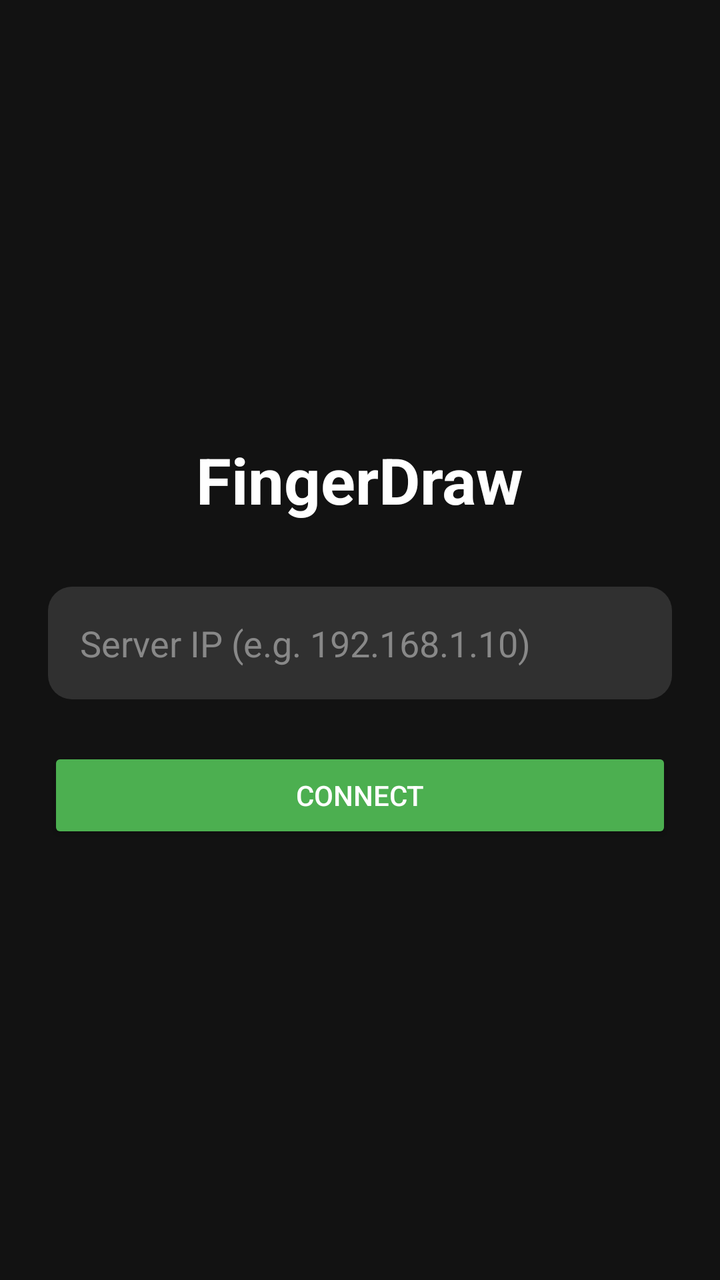
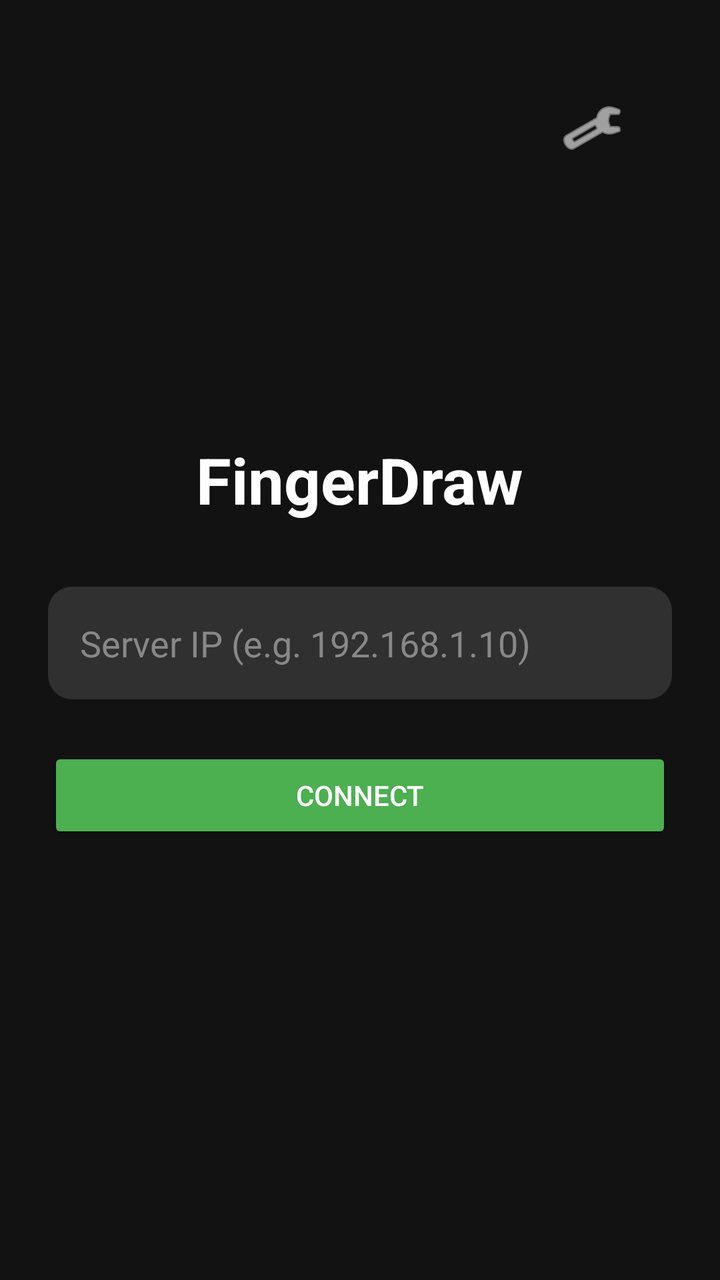

Compare the two renders of this Android layout. The source of the first and the diff that turns it into the second are given below.
<!-- AndroidManifest.xml: application theme Theme.AppCompat.Light.NoActionBar -->
<!-- res/layout/activity_connect.xml -->
<?xml version="1.0" encoding="utf-8"?>
<androidx.constraintlayout.widget.ConstraintLayout xmlns:android="http://schemas.android.com/apk/res/android"
    xmlns:app="http://schemas.android.com/apk/res-auto"
    android:layout_width="match_parent"
    android:layout_height="match_parent"
    android:background="#121212"
    android:padding="24dp">

    <TextView
        android:id="@+id/tvTitle"
        android:layout_width="wrap_content"
        android:layout_height="wrap_content"
        android:text="FingerDraw"
        android:textColor="#FFFFFF"
        android:textSize="32sp"
        android:textStyle="bold"
        app:layout_constraintBottom_toTopOf="@+id/etServerIp"
        app:layout_constraintEnd_toEndOf="parent"
        app:layout_constraintStart_toStartOf="parent"
        app:layout_constraintTop_toTopOf="parent"
        app:layout_constraintVertical_chainStyle="packed" />

    <EditText
        android:id="@+id/etServerIp"
        android:layout_width="0dp"
        android:layout_height="wrap_content"
        android:layout_marginTop="32dp"
        android:background="@drawable/rounded_toolbar_bg"
        android:hint="Server IP (e.g. 192.168.1.10)"
        android:inputType="text"
        android:padding="16dp"
        android:textColor="#FFFFFF"
        android:textColorHint="#888888"
        app:layout_constraintBottom_toTopOf="@+id/btnConnect"
        app:layout_constraintEnd_toEndOf="parent"
        app:layout_constraintStart_toStartOf="parent"
        app:layout_constraintTop_toBottomOf="@+id/tvTitle"
        app:layout_constraintWidth_max="400dp" />

    <Button
        android:id="@+id/btnConnect"
        android:layout_width="0dp"
        android:layout_height="wrap_content"
        android:layout_marginTop="24dp"
        android:backgroundTint="#4CAF50"
        android:padding="12dp"
        android:text="Connect"
        android:textColor="#FFFFFF"
        app:layout_constraintBottom_toBottomOf="parent"
        app:layout_constraintEnd_toEndOf="@+id/etServerIp"
        app:layout_constraintStart_toStartOf="@+id/etServerIp"
        app:layout_constraintTop_toBottomOf="@+id/etServerIp" />

</androidx.constraintlayout.widget.ConstraintLayout>
<!-- resources referenced by this layout -->
<resources>
  <!-- drawable rounded_toolbar_bg (drawable) -->
  <?xml version="1.0" encoding="utf-8"?>
  <shape xmlns:android="http://schemas.android.com/apk/res/android">
      <solid android:color="#303030"/>
      <corners android:radius="12dp"/>
  </shape>
</resources>

<!-- the commit's change to res/layout/activity_connect.xml (unified diff, before → after) -->
@@ -5,6 +5,18 @@
     android:layout_height="match_parent"
     android:background="#121212"
     android:padding="24dp">
+
+    <ImageButton
+        android:id="@+id/btnSettings"
+        android:layout_width="48dp"
+        android:layout_height="48dp"
+        android:layout_margin="16dp"
+        android:background="?attr/selectableItemBackgroundBorderless"
+        android:src="@android:drawable/ic_menu_preferences"
+        android:contentDescription="Settings"
+        app:layout_constraintEnd_toEndOf="parent"
+        app:layout_constraintTop_toTopOf="parent"
+        app:tint="#FFFFFF" />
 
     <TextView
         android:id="@+id/tvTitle"
